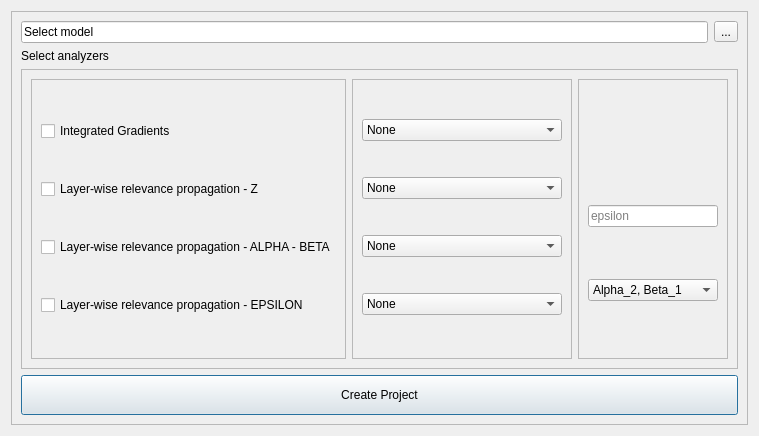
The window that utils/new_model_ui.ui (DominikaDarabos/pre-trained-NN-analysis) describes before a commit, drawn with Qt 5.
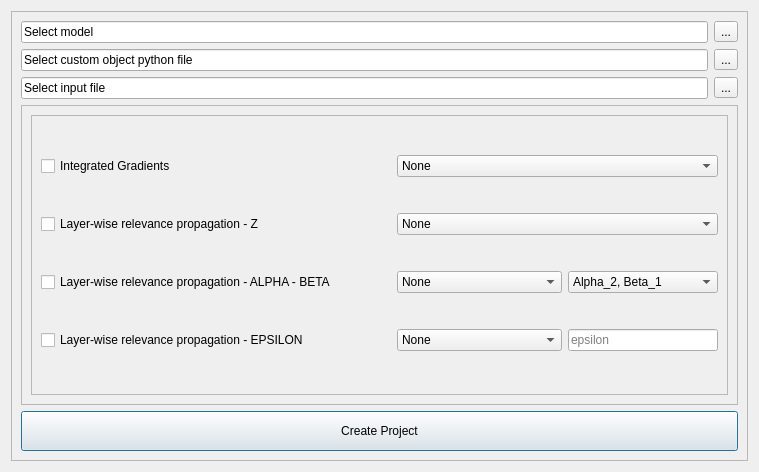
The same window after the commit.

Commit message: add file selection and analyzer selection

Patch:
```diff
--- a/utils/new_model_ui.ui
+++ b/utils/new_model_ui.ui
@@ -7,7 +7,7 @@
     <x>0</x>
     <y>0</y>
     <width>759</width>
-    <height>435</height>
+    <height>447</height>
    </rect>
   </property>
   <property name="windowTitle">
@@ -22,24 +22,8 @@
      <property name="frameShadow">
       <enum>QFrame::Raised</enum>
      </property>
-     <layout class="QGridLayout" name="gridLayout">
-      <item row="1" column="0">
-       <widget class="QLabel" name="SelectAnalyzersLabel">
-        <property name="maximumSize">
-         <size>
-          <width>16777215</width>
-          <height>30</height>
-         </size>
-        </property>
-        <property name="text">
-         <string>Select analyzers</string>
-        </property>
-        <property name="textFormat">
-         <enum>Qt::PlainText</enum>
-        </property>
-       </widget>
-      </item>
-      <item row="0" column="0">
+     <layout class="QVBoxLayout" name="verticalLayout_4">
+      <item>
        <layout class="QHBoxLayout" name="modelSelectorLayout">
         <item>
          <widget class="QLineEdit" name="selectModelLine">
@@ -57,7 +41,43 @@
         </item>
        </layout>
       </item>
-      <item row="2" column="0">
+      <item>
+       <layout class="QHBoxLayout" name="modelSelectorLayout_2">
+        <item>
+         <widget class="QLineEdit" name="selectCustomLine">
+          <property name="text">
+           <string>Select custom object python file</string>
+          </property>
+         </widget>
+        </item>
+        <item>
+         <widget class="QToolButton" name="selectCustomButton">
+          <property name="text">
+           <string>...</string>
+          </property>
+         </widget>
+        </item>
+       </layout>
+      </item>
+      <item>
+       <layout class="QHBoxLayout" name="modelSelectorLayout_3">
+        <item>
+         <widget class="QLineEdit" name="selectInputLine">
+          <property name="text">
+           <string>Select input file</string>
+          </property>
+         </widget>
+        </item>
+        <item>
+         <widget class="QToolButton" name="selectInputButton">
+          <property name="text">
+           <string>...</string>
+          </property>
+         </widget>
+        </item>
+       </layout>
+      </item>
+      <item>
        <widget class="QFrame" name="analyzersFrame">
         <property name="minimumSize">
          <size>
@@ -80,177 +100,243 @@
            <property name="frameShadow">
             <enum>QFrame::Raised</enum>
            </property>
-           <layout class="QVBoxLayout" name="verticalLayout">
-            <item>
-             <widget class="QCheckBox" name="checkBox_IG">
-              <property name="text">
-               <string>Integrated Gradients</string>
-              </property>
-             </widget>
-            </item>
-            <item>
-             <widget class="QCheckBox" name="checkBox_LRP_Z">
-              <property name="text">
-               <string>Layer-wise relevance propagation - Z</string>
-              </property>
-             </widget>
-            </item>
-            <item>
-             <widget class="QCheckBox" name="checkBox_LRP_AB">
-              <property name="text">
-               <string>Layer-wise relevance propagation - ALPHA - BETA</string>
-              </property>
-             </widget>
-            </item>
-            <item>
-             <widget class="QCheckBox" name="checkBox_LRP_Epsilon">
-              <property name="text">
-               <string>Layer-wise relevance propagation - EPSILON</string>
-              </property>
-             </widget>
-            </item>
-           </layout>
-          </widget>
-         </item>
-         <item>
-          <widget class="QFrame" name="neuronSelectionFrame">
-           <property name="frameShape">
-            <enum>QFrame::StyledPanel</enum>
-           </property>
-           <property name="frameShadow">
-            <enum>QFrame::Raised</enum>
-           </property>
-           <layout class="QVBoxLayout" name="verticalLayout_2">
-            <item>
-             <widget class="QComboBox" name="comboBox_IG">
+           <layout class="QGridLayout" name="gridLayout_4">
+            <item row="0" column="0">
+             <layout class="QHBoxLayout" name="horizontalLayout">
               <item>
-               <property name="text">
-                <string>None</string>
-               </property>
+               <widget class="QCheckBox" name="checkBox_IG">
+                <property name="minimumSize">
+                 <size>
+                  <width>350</width>
+                  <height>0</height>
+                 </size>
+                </property>
+                <property name="maximumSize">
+                 <size>
+                  <width>350</width>
+                  <height>16777215</height>
+                 </size>
+                </property>
+                <property name="text">
+                 <string>Integrated Gradients</string>
+                </property>
+               </widget>
               </item>
               <item>
-               <property name="text">
-                <string>Max activation</string>
-               </property>
+               <widget class="QComboBox" name="comboBox_IG">
+                <property name="minimumSize">
+                 <size>
+                  <width>100</width>
+                  <height>0</height>
+                 </size>
+                </property>
+                <item>
+                 <property name="text">
+                  <string>None</string>
+                 </property>
+                </item>
+                <item>
+                 <property name="text">
+                  <string>Max activation</string>
+                 </property>
+                </item>
+                <item>
+                 <property name="text">
+                  <string>Index</string>
+                 </property>
+                </item>
+               </widget>
               </item>
-              <item>
-               <property name="text">
-                <string>Index</string>
-               </property>
-              </item>
-             </widget>
+             </layout>
             </item>
-            <item>
-             <widget class="QComboBox" name="comboBox_LRP_Z">
+            <item row="1" column="0">
+             <layout class="QHBoxLayout" name="horizontalLayout_3">
               <item>
-               <property name="text">
-                <string>None</string>
-               </property>
+               <widget class="QCheckBox" name="checkBox_LRP_Z">
+                <property name="minimumSize">
+                 <size>
+                  <width>350</width>
+                  <height>0</height>
+                 </size>
+                </property>
+                <property name="maximumSize">
+                 <size>
+                  <width>350</width>
+                  <height>16777215</height>
+                 </size>
+                </property>
+                <property name="text">
+                 <string>Layer-wise relevance propagation - Z</string>
+                </property>
+               </widget>
               </item>
               <item>
-               <property name="text">
-                <string>Max activation</string>
-               </property>
+               <widget class="QComboBox" name="comboBox_LRP_Z">
+                <property name="minimumSize">
+                 <size>
+                  <width>100</width>
+                  <height>0</height>
+                 </size>
+                </property>
+                <item>
+                 <property name="text">
+                  <string>None</string>
+                 </property>
+                </item>
+                <item>
+                 <property name="text">
+                  <string>Max activation</string>
+                 </property>
+                </item>
+                <item>
+                 <property name="text">
+                  <string>Index</string>
+                 </property>
+                </item>
+               </widget>
               </item>
-              <item>
-               <property name="text">
-                <string>Index</string>
-               </property>
-              </item>
-             </widget>
+             </layout>
             </item>
-            <item>
-             <widget class="QComboBox" name="comboBox_LRP_AB">
-              <item>
-               <property name="text">
-                <string>None</string>
-               </property>
+            <item row="2" column="0">
+             <layout class="QGridLayout" name="gridLayout">
+              <item row="0" column="0">
+               <widget class="QCheckBox" name="checkBox_LRP_AB">
+                <property name="minimumSize">
+                 <size>
+                  <width>350</width>
+                  <height>0</height>
+                 </size>
+                </property>
+                <property name="maximumSize">
+                 <size>
+                  <width>350</width>
+                  <height>16777215</height>
+                 </size>
+                </property>
+                <property name="text">
+                 <string>Layer-wise relevance propagation - ALPHA - BETA</string>
+                </property>
+               </widget>
               </item>
-              <item>
-               <property name="text">
-                <string>Max activation</string>
-               </property>
+              <item row="0" column="1">
+               <widget class="QComboBox" name="comboBox_LRP_AB">
+                <property name="minimumSize">
+                 <size>
+                  <width>100</width>
+                  <height>0</height>
+                 </size>
+                </property>
+                <item>
+                 <property name="text">
+                  <string>None</string>
+                 </property>
+                </item>
+                <item>
+                 <property name="text">
+                  <string>Max activation</string>
+                 </property>
+                </item>
+                <item>
+                 <property name="text">
+                  <string>Index</string>
+                 </property>
+                </item>
+               </widget>
               </item>
-              <item>
-               <property name="text">
-                <string>Index</string>
-               </property>
+              <item row="0" column="2">
+               <widget class="QComboBox" name="AlphaBetaComboBox">
+                <property name="minimumSize">
+                 <size>
+                  <width>150</width>
+                  <height>0</height>
+                 </size>
+                </property>
+                <property name="maximumSize">
+                 <size>
+                  <width>150</width>
+                  <height>16777215</height>
+                 </size>
+                </property>
+                <item>
+                 <property name="text">
+                  <string>Alpha_2, Beta_1</string>
+                 </property>
+                </item>
+                <item>
+                 <property name="text">
+                  <string>Alpha_1, Beta_0</string>
+                 </property>
+                </item>
+               </widget>
               </item>
-             </widget>
+             </layout>
             </item>
-            <item>
-             <widget class="QComboBox" name="comboBox_LRP_Epsilon">
-              <item>
-               <property name="text">
-                <string>None</string>
-               </property>
+            <item row="3" column="0">
+             <layout class="QGridLayout" name="gridLayout_3">
+              <item row="0" column="0">
+               <widget class="QCheckBox" name="checkBox_LRP_Epsilon">
+                <property name="minimumSize">
+                 <size>
+                  <width>350</width>
+                  <height>0</height>
+                 </size>
+                </property>
+                <property name="maximumSize">
+                 <size>
+                  <width>350</width>
+                  <height>16777215</height>
+                 </size>
+                </property>
+                <property name="text">
+                 <string>Layer-wise relevance propagation - EPSILON</string>
+                </property>
+               </widget>
               </item>
-              <item>
-               <property name="text">
-                <string>Max activation</string>
-               </property>
+              <item row="0" column="1">
+               <widget class="QComboBox" name="comboBox_LRP_Epsilon">
+                <property name="minimumSize">
+                 <size>
+                  <width>100</width>
+                  <height>0</height>
+                 </size>
+                </property>
+                <item>
+                 <property name="text">
+                  <string>None</string>
+                 </property>
+                </item>
+                <item>
+                 <property name="text">
+                  <string>Max activation</string>
+                 </property>
+                </item>
+                <item>
+                 <property name="text">
+                  <string>Index</string>
+                 </property>
+                </item>
+               </widget>
               </item>
-              <item>
-               <property name="text">
-                <string>Index</string>
-               </property>
+              <item row="0" column="2">
+               <widget class="QLineEdit" name="EpsilonInput">
+                <property name="minimumSize">
+                 <size>
+                  <width>150</width>
+                  <height>0</height>
+                 </size>
+                </property>
+                <property name="maximumSize">
+                 <size>
+                  <width>150</width>
+                  <height>16777215</height>
+                 </size>
+                </property>
+                <property name="placeholderText">
+                 <string>epsilon</string>
+                </property>
+               </widget>
               </item>
-             </widget>
-            </item>
-           </layout>
-          </widget>
-         </item>
-         <item>
-          <widget class="QFrame" name="paramsFrame">
-           <property name="maximumSize">
-            <size>
-             <width>150</width>
-             <height>16777215</height>
-            </size>
-           </property>
-           <property name="frameShape">
-            <enum>QFrame::StyledPanel</enum>
-           </property>
-           <property name="frameShadow">
-            <enum>QFrame::Raised</enum>
-           </property>
-           <layout class="QVBoxLayout" name="verticalLayout_3">
-            <item>
-             <spacer name="IG_Z_spacer">
-              <property name="orientation">
-               <enum>Qt::Vertical</enum>
-              </property>
-              <property name="sizeType">
-               <enum>QSizePolicy::Maximum</enum>
-              </property>
-              <property name="sizeHint" stdset="0">
-               <size>
-                <width>20</width>
-                <height>70</height>
-               </size>
-              </property>
-             </spacer>
-            </item>
-            <item>
-             <widget class="QLineEdit" name="EpsilonInput">
-              <property name="placeholderText">
-               <string>epsilon</string>
-              </property>
-             </widget>
-            </item>
-            <item>
-             <widget class="QComboBox" name="AlphaBetaComboBox">
-              <item>
-               <property name="text">
-                <string>Alpha_2, Beta_1</string>
-               </property>
-              </item>
-              <item>
-               <property name="text">
-                <string>Alpha_1, Beta_0</string>
-               </property>
-              </item>
-             </widget>
+             </layout>
             </item>
            </layout>
           </widget>
@@ -258,7 +344,7 @@
         </layout>
        </widget>
       </item>
-      <item row="3" column="0">
+      <item>
        <widget class="QPushButton" name="createButton">
         <property name="minimumSize">
          <size>
```
The commit also changes 3 other files.
